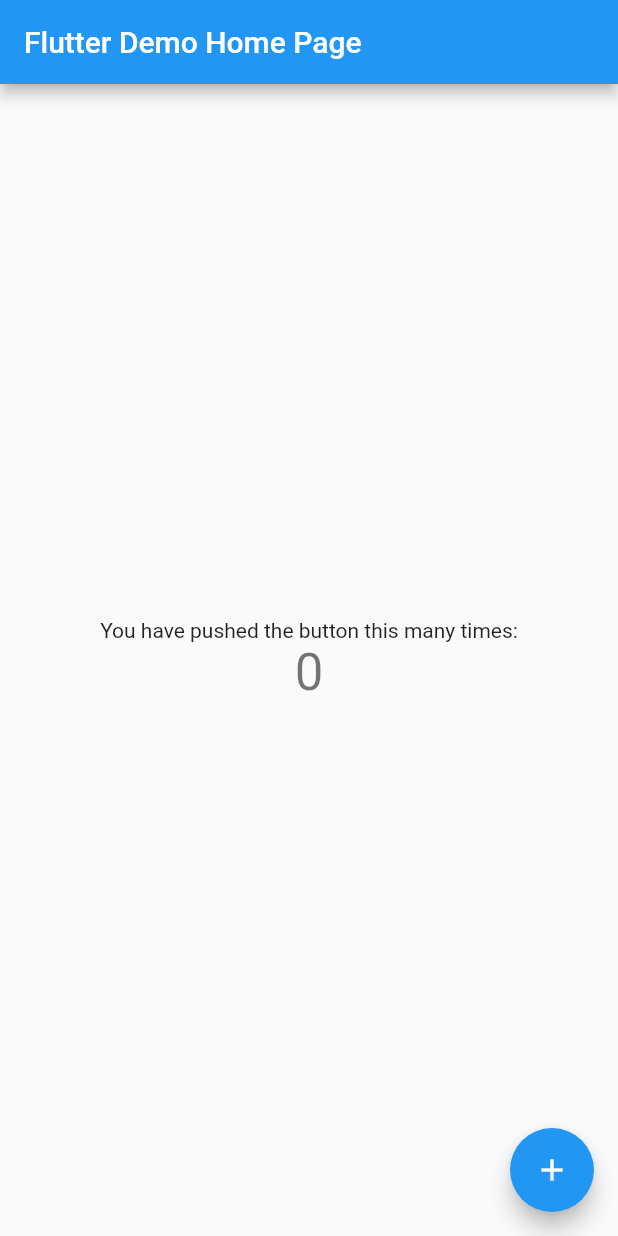
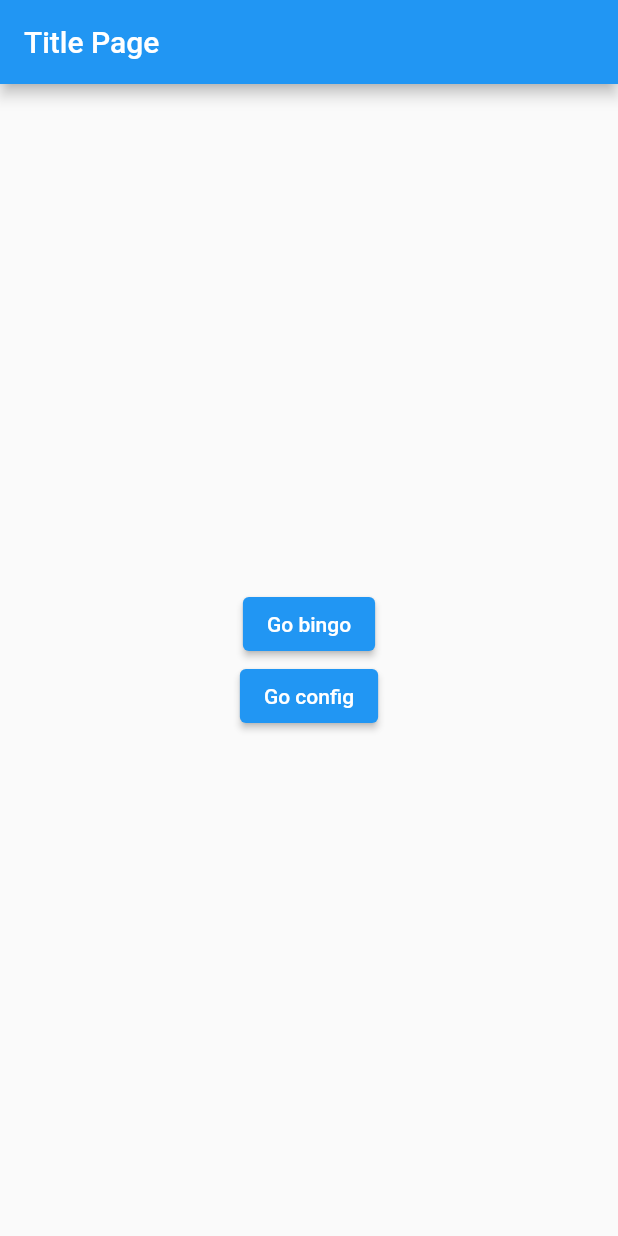
Before and after one commit to ag-tuno/flutter_application_1, a Flutter app: the screen it shows after launch, on a phone screen of 412 x 824 dp. Run offline on Flutter 3.47's test engine with Material 2 defaults, Android fonts, the phone set to English and light mode, and no system bars; our stand-ins replace flutter_bloc.

Commit message:
add: transition to bingo page and config page

```diff
--- a/lib/main.dart
+++ b/lib/main.dart
@@ -1,67 +1,28 @@
 import 'package:flutter/material.dart';
+import 'bingo/bingo.dart';
+import 'config/config.dart';
+import 'title.dart';
 
 void main() {
   runApp(const MyApp());
 }
 
 class MyApp extends StatelessWidget {
-  const MyApp({Key? key}) : super(key: key);
+  const MyApp({super.key});
 
   // This widget is the root of your application.
   @override
   Widget build(BuildContext context) {
     return MaterialApp(
-      title: 'Flutter Demo',
       theme: ThemeData(
         primarySwatch: Colors.blue,
       ),
-      home: const MyHomePage(title: 'Flutter Demo Home Page'),
+      initialRoute: '/',
+      routes: {
+        '/':(context) => const TitlePage(),
+        '/bingo': (context) => const BingoPage(),
+        '/config':(context) => const ConfigPage(),
+      }
     );
   }
 }
-
-class MyHomePage extends StatefulWidget {
-  const MyHomePage({Key? key, required this.title}) : super(key: key);
-  final String title;
-
-  @override
-  State<MyHomePage> createState() => _MyHomePageState();
-}
-
-class _MyHomePageState extends State<MyHomePage> {
-  int _counter = 0;
-
-  void _incrementCounter() {
-    setState(() {
-      _counter++;
-    });
-  }
-
-  @override
-  Widget build(BuildContext context) {
-    return Scaffold(
-      appBar: AppBar(
-        title: Text(widget.title),
-      ),
-      body: Center(
-        child: Column(
-          mainAxisAlignment: MainAxisAlignment.center,
-          children: <Widget>[
-            const Text(
-              'You have pushed the button this many times:',
-            ),
-            Text(
-              '$_counter',
-              style: Theme.of(context).textTheme.headline4,
-            ),
-          ],
-        ),
-      ),
-      floatingActionButton: FloatingActionButton(
-        onPressed: _incrementCounter,
-        tooltip: 'Increment',
-        child: const Icon(Icons.add),
-      ), // This trailing comma makes auto-formatting nicer for build methods.
-    );
-  }
-}
--- /dev/null
+++ b/lib/title.dart
@@ -0,0 +1,33 @@
+import 'package:flutter/material.dart';
+
+class TitlePage extends StatelessWidget {
+  const TitlePage({super.key});
+
+  @override
+  Widget build(BuildContext context) {
+    return Scaffold(
+      appBar: AppBar(
+        title: const Text('Title Page'),
+      ),
+      body: Center(
+        child: Column(
+          mainAxisAlignment: MainAxisAlignment.center,
+          children: [
+            ElevatedButton(
+              onPressed: () {
+                Navigator.pushNamed(context, '/bingo');
+                },
+              child: const Text('Go bingo'),
+            ),
+            ElevatedButton(
+              onPressed: () {
+                Navigator.pushNamed(context, '/config');
+                },
+              child: const Text('Go config'),
+            ),
+          ],
+        ),
+      ),
+    );
+  }
+}
--- a/pubspec.yaml
+++ b/pubspec.yaml
@@ -29,7 +29,7 @@ environment:
 dependencies:
   flutter:
     sdk: flutter
-
+  flutter_bloc: ^8.0.0
 
   # The following adds the Cupertino Icons font to your application.
   # Use with the CupertinoIcons class for iOS style icons.
```
Also changed, not shown: lib/bingo/bingo.dart (added, +35 -0 lines), lib/config/config.dart (added, +48 -0 lines), lib/config/config_bloc.dart (added, +25 -0 lines), lib/bingo/bingo_bloc.dart (added), pubspec.lock, 1 other file.
